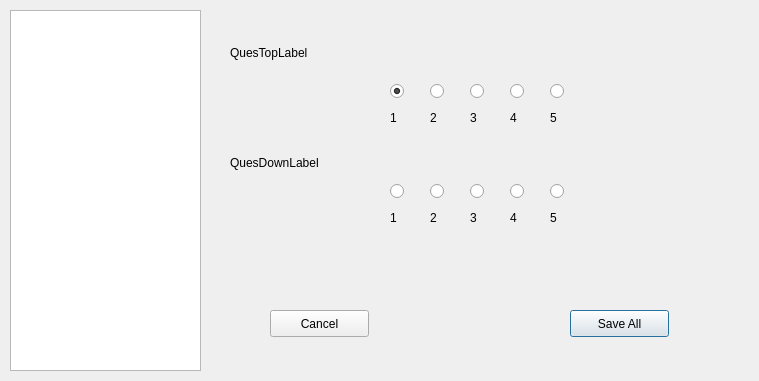
abhinavthukral28/stuPID, file editqualificationsview.ui: the form before one commit.
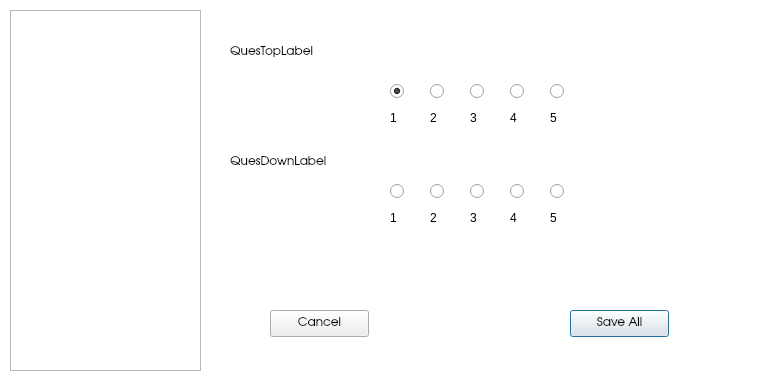
The form after the commit.

The edit to the form file:
```diff
--- a/editqualificationsview.ui
+++ b/editqualificationsview.ui
@@ -13,6 +13,11 @@
   <property name="windowTitle">
    <string>Qualification View</string>
   </property>
+  <property name="styleSheet">
+   <string notr="true">QDialog{
+background:white;
+}</string>
+  </property>
   <widget class="QListWidget" name="listWidget">
    <property name="geometry">
     <rect>
@@ -38,6 +43,11 @@
      <height>25</height>
     </rect>
    </property>
+   <property name="font">
+    <font>
+     <family>URW Gothic L</family>
+    </font>
+   </property>
    <property name="text">
     <string>QuesTopLabel</string>
    </property>
@@ -96,6 +106,11 @@
      <height>25</height>
     </rect>
    </property>
+   <property name="font">
+    <font>
+     <family>URW Gothic L</family>
+    </font>
+   </property>
    <property name="text">
     <string>QuesDownLabel</string>
    </property>
@@ -109,6 +124,11 @@
      <height>27</height>
     </rect>
    </property>
+   <property name="font">
+    <font>
+     <family>URW Gothic L</family>
+    </font>
+   </property>
    <property name="text">
     <string>Save All</string>
    </property>
@@ -373,6 +393,11 @@
      <height>27</height>
     </rect>
    </property>
+   <property name="font">
+    <font>
+     <family>URW Gothic L</family>
+    </font>
+   </property>
    <property name="text">
     <string>Cancel</string>
    </property>
```
Left out of the diff: 5 changed lines with no effect on the pictures.
